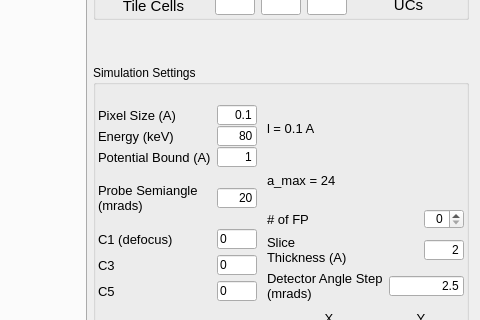
Before: the Qt Designer form Qt/prismmainwindow.ui in prism-em/prismatic, drawn with Qt 5; both pictures show x 520 to 1000 and y 166 to 486 of the 1000 by 1155 pixel window.
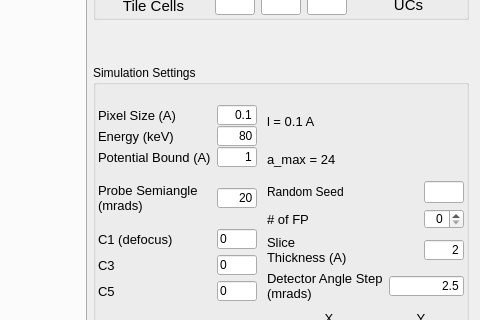
After: the same form once the commit is applied. The open tabs and pages were chosen to show the change. Icons and pictures are not drawn.

Commit message: Added random seed

Diff of the .ui file:
```diff
--- a/Qt/prismmainwindow.ui
+++ b/Qt/prismmainwindow.ui
@@ -1720,6 +1720,33 @@
                  </property>
                 </widget>
                </item>
+               <item>
+                <layout class="QHBoxLayout" name="horizontalLayout_45">
+                 <item>
+                  <widget class="QLabel" name="label_10">
+                   <property name="text">
+                    <string>Random Seed</string>
+                   </property>
+                  </widget>
+                 </item>
+                 <item>
+                  <widget class="QLineEdit" name="lineEdit_randomSeed">
+                   <property name="minimumSize">
+                    <size>
+                     <width>0</width>
+                     <height>20</height>
+                    </size>
+                   </property>
+                   <property name="maximumSize">
+                    <size>
+                     <width>40</width>
+                     <height>16777215</height>
+                    </size>
+                   </property>
+                  </widget>
+                 </item>
+                </layout>
+               </item>
                <item>
                 <layout class="QHBoxLayout" name="horizontalLayout_6">
                  <item>
```
Left out of the diff: 2 changed lines with no effect on the pictures. The commit also changes 5 other files.
